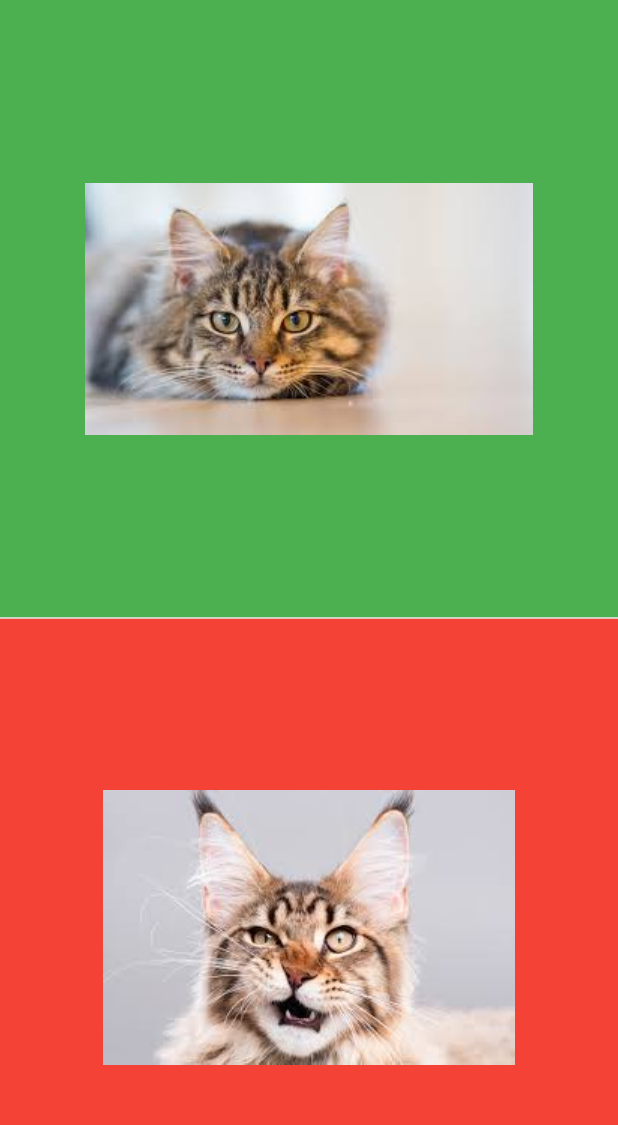
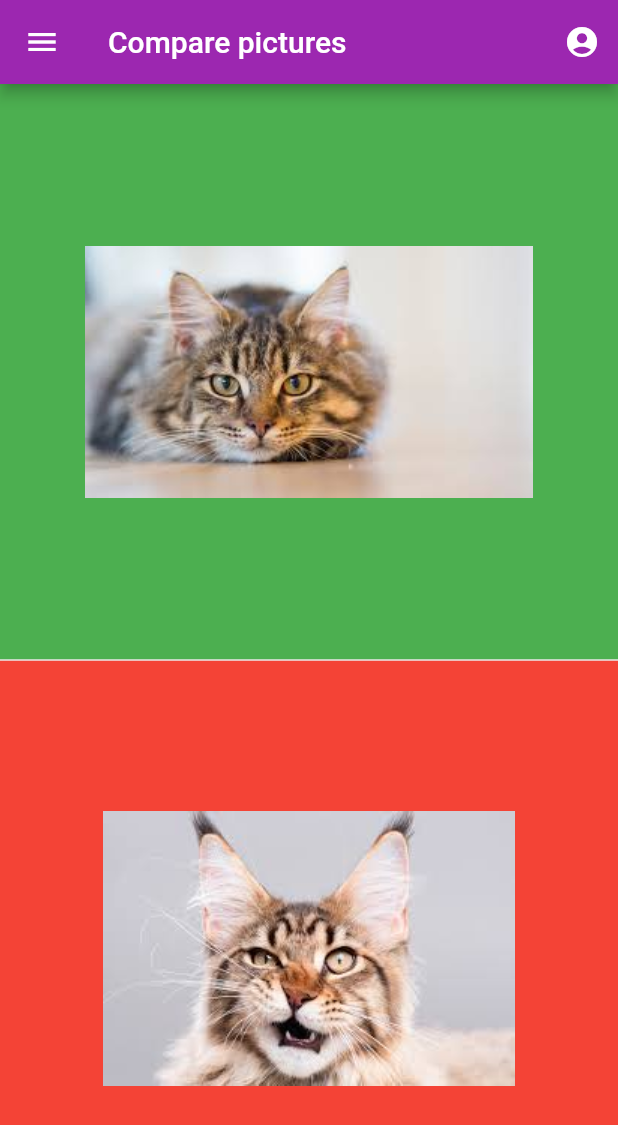
Before and after one commit to ZaraclaJ/Flutter-Firebase, a Flutter app: the CompareScreen screen opened directly, on a phone screen of 412 x 824 dp. Shown: the top 1125 px of the screen. Run offline on Flutter 3.47's test engine with Material 2 defaults, Android fonts, the phone set to English and light mode, and no system bars; our stand-ins replace firebase_analytics, firebase_auth, firebase_database, firebase_storage, google_sign_in, image_picker; accounts and stored records are empty.

Commit message:
integrate scaffold in child tree

```diff
--- a/firebase_sample/lib/compare_screen.dart
+++ b/firebase_sample/lib/compare_screen.dart
@@ -5,6 +5,7 @@ import 'dart:math';
 import 'package:firebase_database/firebase_database.dart';
 import 'package:firebase_database/ui/firebase_animated_list.dart';
 import 'package:firebase_sample/app_context.dart';
+import 'package:firebase_sample/drawer.dart';
 import 'package:firebase_sample/main.dart';
 import 'package:firebase_storage/firebase_storage.dart';
 import 'package:flutter/cupertino.dart';
@@ -21,7 +22,17 @@ class CompareScreenState extends State<CompareScreen> {
 
   @override
   Widget build(BuildContext context) {
-    return new Column(
+    return new Scaffold(
+      appBar: new AppBar(
+          title: new Text("Compare pictures"),
+          elevation: Theme.of(context).platform == TargetPlatform.iOS ? 0.0 : 4.0,
+          actions: <Widget>[
+            new IconButton(icon: new Icon(Icons.account_circle), onPressed: AppContext.of(context).ensureLoggedIn),
+          ]
+      ),
+      drawer: new DrawerContent(),
+      body: new SafeArea(
+        child: new Column(
             mainAxisAlignment: MainAxisAlignment.spaceBetween,
             children: <Widget>[
               new Expanded(
@@ -44,6 +55,8 @@ class CompareScreenState extends State<CompareScreen> {
                 ),
               ),
             ]
+        ),
+      ),
     );
   }
 
```
Also changed, not shown: firebase_sample/lib/chat_screen.dart (+15 -2 lines), firebase_sample/lib/main.dart (+1 -13 lines), firebase_sample/lib/my_pictures_screen.dart (+14 -1 lines). Lines whose indentation alone changed are shown as unchanged.
